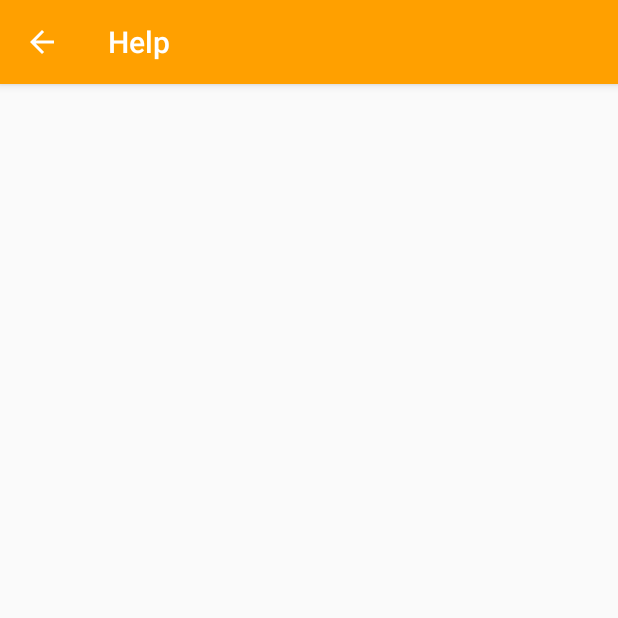
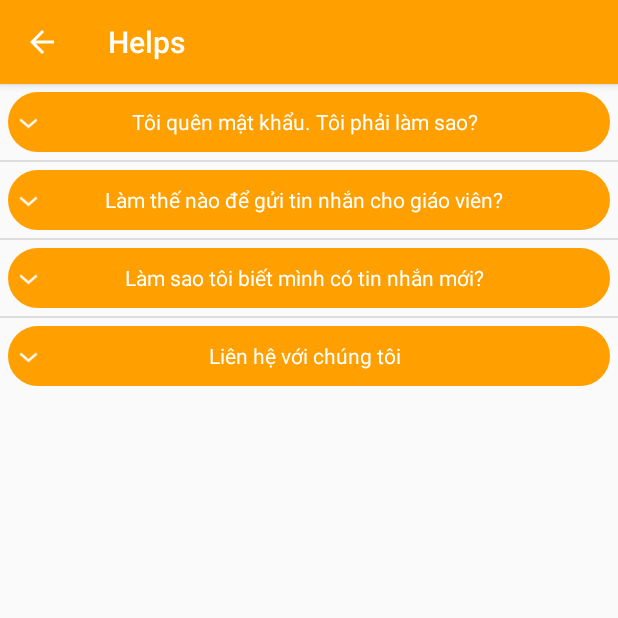
Before and after one commit to 15110274/PessSchool, an Android app: the HelpActivity screen opened directly, with no data from a screen before it, on a phone screen of 412 x 824 dp, the top half of it. Run offline under Robolectric (Android 15) with nearby library versions, the phone set to English and light mode, and no system bars.

Commit message:
Hoàn thành Helps

```diff
--- a/app/src/main/java/com/example/preschool/ChatFragment.java
+++ b/app/src/main/java/com/example/preschool/ChatFragment.java
@@ -2,11 +2,8 @@ package com.example.preschool;
 
 import android.content.Intent;
 import android.content.res.ColorStateList;
-import android.graphics.Color;
 import android.os.Bundle;
 
-import android.provider.CalendarContract;
-import android.util.Log;
 import android.view.LayoutInflater;
 import android.view.View;
 import android.view.ViewGroup;
--- /dev/null
+++ b/app/src/main/java/com/example/preschool/FragHelp.java
@@ -0,0 +1,100 @@
+package com.example.preschool;
+
+import android.content.Context;
+import android.graphics.Typeface;
+import android.view.LayoutInflater;
+import android.view.View;
+import android.view.ViewGroup;
+import android.widget.BaseExpandableListAdapter;
+import android.widget.TextView;
+
+public class FragHelp extends BaseExpandableListAdapter {
+    Context context;
+    String[]title={
+            "Tôi quên mật khẩu. Tôi phải làm sao?",
+            "Làm thế nào để gửi tin nhắn cho giáo viên?",
+            "Làm sao tôi biết mình có tin nhắn mới?",
+            "Liên hệ với chúng tôi",
+
+    };
+    String [][] description={{
+            "Bước 1: Đừng sợ\n"+"Bước 2: Hãy nhập địa chỉ email của bạn và nhấp vào Quên mật khẩu trên trang đăng nhập và làm theo các hướng dẫn"},
+            {"Mở thanh công cụ Tin nhắn và tìm người bạn muốn nói chuyện. Nhập tin nhắn của bạn vào hộp tin nhắn và nhấp vào gửi đi"},
+            {"Bạn sẽ thấy một dấu chấm màu hông trên thanh công cụ tin nhắn của bạn nếu có tin nhắn mới. Các tin nhắn chưa đọc sẽ được in đậm."},
+            {"Bạn gặp vấn đề khi dùng ứng dụng? Hoặc có thể bạn có ý tưởng hay mà bạn muốn chia sẻ với chúng tối? Hãy gửi cậu hỏi hoặc nhận xét của bạn cho chúng tôi theo email pressschool.gmail.com"},
+    };
+
+    public FragHelp(Context context) {
+        this.context = context;
+    }
+
+    @Override
+
+    public int getGroupCount() {
+        return title.length;
+    }
+
+    @Override
+    public int getChildrenCount(int groupPosition) {
+        return description[groupPosition].length;
+    }
+
+    @Override
+    public Object getGroup(int groupPosition) {
+        return title[groupPosition];
+    }
+
+    @Override
+    public Object getChild(int groupPosition, int childPosition) {
+        return description[groupPosition][childPosition];
+    }
+
+    @Override
+    public long getGroupId(int groupPosition) {
+        return groupPosition;
+    }
+
+    @Override
+    public long getChildId(int groupPosition, int childPosition) {
+        return childPosition;
+    }
+
+    @Override
+    public boolean hasStableIds() {
+        return false;
+    }
+
+    @Override
+    public View getGroupView(int groupPosition, boolean isExpanded, View convertView, ViewGroup parent) {
+        String TitlePaq =(String) getGroup(groupPosition);
+        if(convertView==null)
+        {
+            LayoutInflater inflater =(LayoutInflater)this.context.getSystemService(context.LAYOUT_INFLATER_SERVICE);
+            convertView=inflater.inflate(R.layout.fags_title,null);
+
+        }
+        TextView TitlePaq2=convertView.findViewById(R.id.TitleView);
+        TitlePaq2.setTypeface(null, Typeface.NORMAL);
+        TitlePaq2.setText(TitlePaq);
+        return convertView;
+    }
+
+    @Override
+    public View getChildView(int groupPosition, int childPosition, boolean isLastChild, View convertView, ViewGroup parent) {
+        final String description =(String)getChild(groupPosition,childPosition);
+        if(convertView==null)
+        {
+            LayoutInflater inflater =(LayoutInflater)this.context.getSystemService(context.LAYOUT_INFLATER_SERVICE);
+            convertView=inflater.inflate(R.layout.fags_description,null);
+        }
+        TextView description2=convertView.findViewById(R.id.TextDescription);
+        description2.setTypeface(null, Typeface.NORMAL);
+        description2.setText(description);
+        return convertView;
+    }
+
+    @Override
+    public boolean isChildSelectable(int groupPosition, int childPosition) {
+        return false;
+    }
+}
--- a/app/src/main/java/com/example/preschool/HelpActivity.java
+++ b/app/src/main/java/com/example/preschool/HelpActivity.java
@@ -4,15 +4,24 @@ import androidx.appcompat.app.ActionBar;
 import androidx.appcompat.app.AppCompatActivity;
 
 import android.os.Bundle;
+import android.widget.ExpandableListView;
 
 public class HelpActivity extends AppCompatActivity {
+
+    private ExpandableListView expandableTextView;
 
     @Override
     protected void onCreate(Bundle savedInstanceState) {
         super.onCreate(savedInstanceState);
         setContentView(R.layout.activity_help);
 
+
         ActionBar actionBar = getSupportActionBar();
         actionBar.setTitle(R.string.help);
+
+        expandableTextView = findViewById(R.id.eTv);
+        FragHelp adapter = new FragHelp(HelpActivity.this);
+        expandableTextView.setAdapter(adapter);
+
     }
 }
--- /dev/null
+++ b/app/src/main/res/drawable/cricle_radius.xml
@@ -0,0 +1,29 @@
+<?xml version="1.0" encoding="utf-8"?>
+<shape
+    xmlns:android="http://schemas.android.com/apk/res/android"
+    android:shape="rectangle">
+
+    <!-- Set màu nền-->
+    <solid
+        android:color="@color/colorPrimary" >
+    </solid>
+
+    <!-- đặt thuộc tính màu và độ rộng của đường viền -->
+    <stroke
+        android:width="3dp"
+        android:color="@color/colorPrimary">
+    </stroke>
+
+    <!-- các thuộc tính căn chỉnh-->
+    <padding
+        android:left="10dp"
+        android:top="10dp"
+        android:right="10dp"
+        android:bottom="10dp" >
+    </padding>
+
+    <!-- và đây là bán kính đường tròn ở 4 góc -->
+    <corners
+        android:radius="100dp" >
+    </corners>
+</shape>
--- a/app/src/main/res/layout/activity_events.xml
+++ b/app/src/main/res/layout/activity_events.xml
@@ -12,7 +12,7 @@
         android:layout_width="match_parent"
         android:layout_height="wrap_content"
         android:datePickerMode="calendar"
-        android:calendarViewShown="false"
+        android:calendarViewShown="true"
         app:layout_constraintEnd_toEndOf="parent"
         android:theme="@style/Theme.AppCompat.Light"
         android:background="@color/background"
--- a/app/src/main/res/layout/activity_help.xml
+++ b/app/src/main/res/layout/activity_help.xml
@@ -1,12 +1,16 @@
 <?xml version="1.0" encoding="utf-8"?>
 <LinearLayout xmlns:android="http://schemas.android.com/apk/res/android"
-    xmlns:app="http://schemas.android.com/apk/res-auto"
     xmlns:tools="http://schemas.android.com/tools"
     android:layout_width="match_parent"
     android:layout_height="match_parent"
     android:orientation="vertical"
     tools:context=".HelpActivity">
 
+    <ExpandableListView
+        android:id="@+id/eTv"
+        android:layout_width="match_parent"
+        android:layout_height="wrap_content">
 
+    </ExpandableListView>
 
 </LinearLayout>
--- /dev/null
+++ b/app/src/main/res/layout/fags_title.xml
@@ -0,0 +1,21 @@
+<?xml version="1.0" encoding="utf-8"?>
+<LinearLayout xmlns:android="http://schemas.android.com/apk/res/android"
+    android:orientation="vertical"
+    android:layout_width="match_parent"
+    android:layout_height="match_parent"
+    android:padding="5dp">
+    <TextView
+        android:layout_width="match_parent"
+        android:layout_height="wrap_content"
+        android:id="@+id/TitleView"
+        android:paddingLeft="?android:expandableListPreferredChildIndicatorLeft"
+        android:paddingStart="?android:expandableListPreferredChildIndicatorLeft"
+        android:minHeight="40dp"
+        android:text="Title Example"
+        android:textColor="@color/background"
+        android:background="@drawable/cricle_radius"
+        android:textSize="14sp"
+        android:textAlignment="center"
+        android:gravity="center"/>
+
+</LinearLayout>
--- a/app/src/main/res/values/colors.xml
+++ b/app/src/main/res/values/colors.xml
@@ -2,7 +2,7 @@
 <resources>
     <color name="buttonColor">#FF5722</color>
     <color name="colorPrimary">#FFA000</color>
-    <color name="colorPrimaryDark">#FF8722</color>
+    <color name="colorPrimaryDark">#FFA000</color>
     <color name="colorAccent">#FFA000</color>
     <color name="background">#ffffff</color>
     <color name="backgroundDark">#F5F6F7</color>
--- a/app/src/main/res/values/strings.xml
+++ b/app/src/main/res/values/strings.xml
@@ -28,7 +28,7 @@
     <string name="createNewAccount">Create new account</string>
     <string name="dontHaveAccount">Don\'t have an account?</string>
     <string name="setting">Setting</string>
-    <string name="help">Help</string>
+    <string name="help">Helps</string>
     <string name="change_join_class">Change/Join class</string>
     <string name="event">Events</string>
     <string name="profile">Profile</string>
```
Also changed, not shown: app/src/main/java/com/example/preschool/EventsActivity.java (+17 -2 lines), app/src/main/res/layout/fags_description.xml (added, +16 -0 lines).
